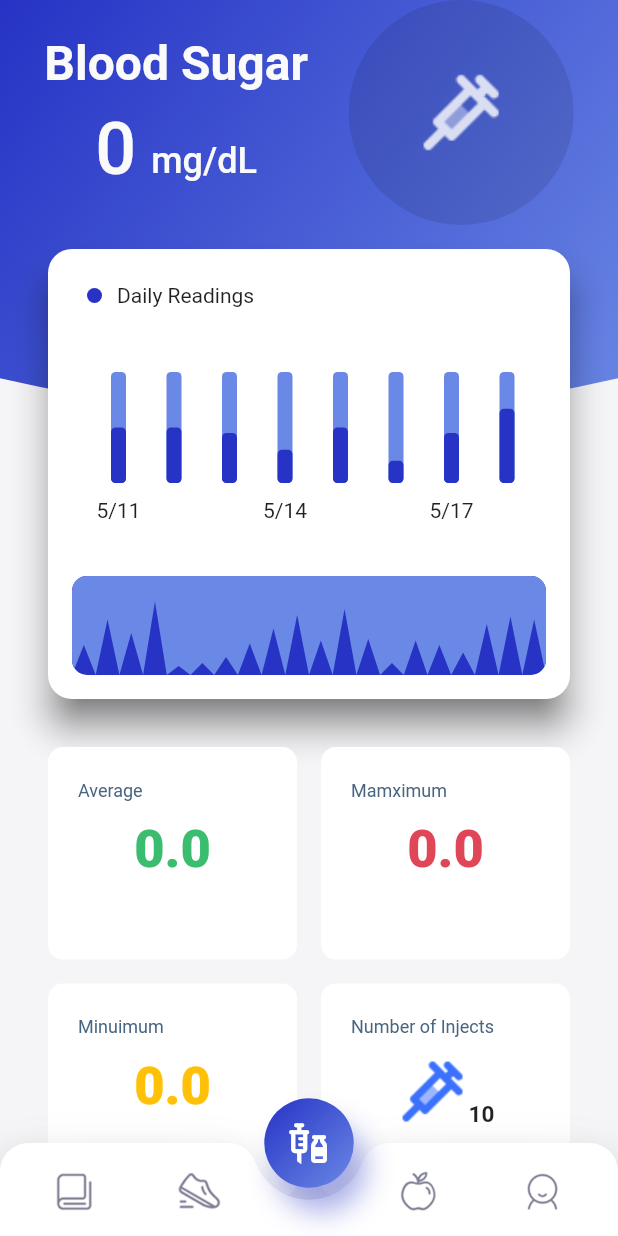
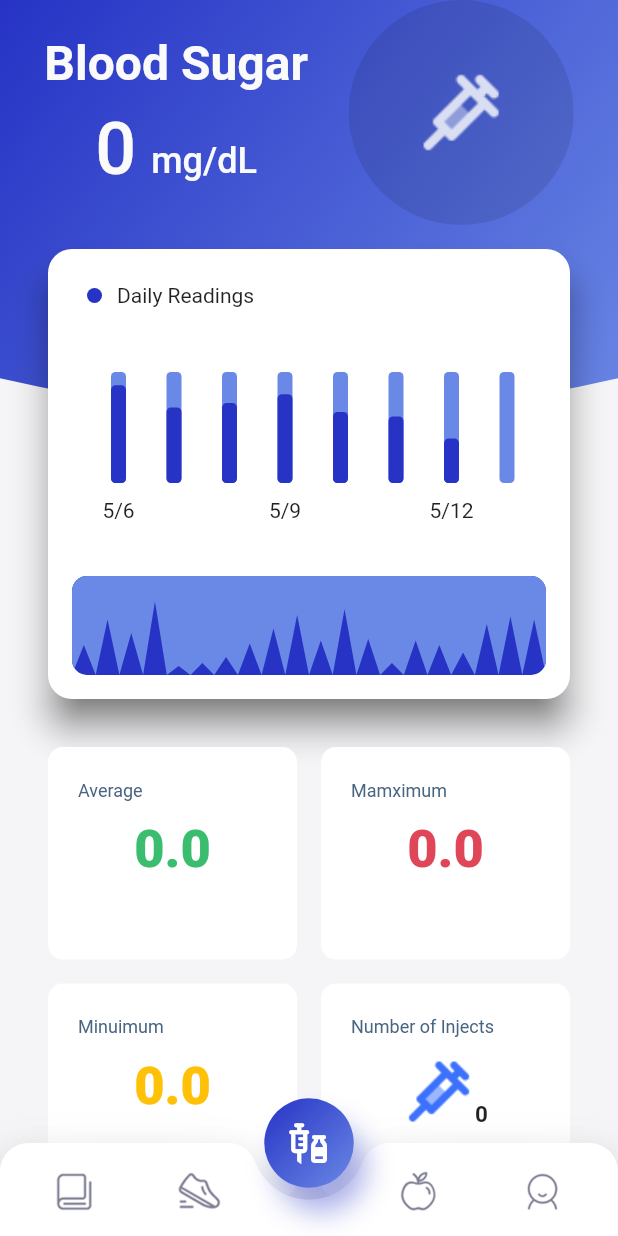
Before and after one commit to Yazeed-Alajlan/insulin_pump, a Flutter app: the screen it shows after launch, after a tap on "Continue Without Connection", on a phone screen of 412 x 824 dp. Run offline on Flutter 3.47's test engine with Material 2 defaults, Android fonts, the light colour scheme and no system bars; our stand-ins replace cloud_firestore, firebase_auth, firebase_core, flutter_blue, flutter_svg; missing offline and left inert: calendar_appbar; accounts and stored records are empty.

Commit message:
Final hopefully

```diff
--- a/lib/screens/Connection/DataScreen.dart
+++ b/lib/screens/Connection/DataScreen.dart
@@ -74,12 +74,12 @@ class _DataScreenState extends State<DataScreen> {
         double valueInDouble = double.parse(utf8.decode(value).toString());
 
         if (valueInDouble > 200.0) globals.write!.write(utf8.encode("2"));
-        if (valueInDouble > 60.0) globals.write!.write(utf8.encode("3"));
+        if (valueInDouble < 60.0) globals.write!.write(utf8.encode("3"));
 
         setState(() {
           globals.lastReading = utf8.decode(value).toString();
         });
-        // addData();
+        addData();
       }
     });
     discoverServices();
--- a/lib/screens/Home/HomeScreen.dart
+++ b/lib/screens/Home/HomeScreen.dart
@@ -281,43 +281,43 @@ class _HomeScreenState extends State<HomeScreen> {
                                             scrollDirection: Axis.horizontal,
                                             children: <Widget>[
                                               ProgressVertical(
-                                                value: 50,
-                                                date: "5/11",
+                                                value: 220,
+                                                date: "5/6",
                                                 isShowDate: true,
                                               ),
                                               ProgressVertical(
-                                                value: 50,
-                                                date: "5/12",
+                                                value: 170,
+                                                date: "5/7",
                                                 isShowDate: false,
                                               ),
                                               ProgressVertical(
-                                                value: 45,
-                                                date: "5/13",
+                                                value: 180,
+                                                date: "5/8",
                                                 isShowDate: false,
                                               ),
                                               ProgressVertical(
-                                                value: 30,
-                                                date: "5/14",
+                                                value: 200,
+                                                date: "5/9",
                                                 isShowDate: true,
                                               ),
                                               ProgressVertical(
-                                                value: 50,
-                                                date: "5/15",
+                                                value: 160,
+                                                date: "5/10",
                                                 isShowDate: false,
                                               ),
                                               ProgressVertical(
-                                                value: 20,
-                                                date: "5/16",
+                                                value: 150,
+                                                date: "5/11",
                                                 isShowDate: false,
                                               ),
                                               ProgressVertical(
-                                                value: 45,
-                                                date: "5/17",
+                                                value: 100,
+                                                date: "5/12",
                                                 isShowDate: true,
                                               ),
                                               ProgressVertical(
-                                                value: 67,
-                                                date: "5/18",
+                                                value: max.toInt(),
+                                                date: "5/13",
                                                 isShowDate: false,
                                               ),
                                             ],
@@ -406,7 +406,8 @@ class _HomeScreenState extends State<HomeScreen> {
                                           unit: "",
                                           color: Constants.darkOrange,
                                           image: "assets/icons/syringe.png",
-                                          remarks: "10");
+                                          remarks:
+                                              globals.injectCounter.toString());
                                     // default:
                                     //   return GridItem(
                                     //     status: "Rest",
--- a/lib/screens/Home/progress_vertical.dart
+++ b/lib/screens/Home/progress_vertical.dart
@@ -47,7 +47,7 @@ class ProgressVertical extends StatelessWidget {
                             shape: BoxShape.rectangle,
                             color: AppTheme.primaryColor,
                           ),
-                          height: constraints.maxHeight * (value / 100),
+                          height: constraints.maxHeight * (value / 250),
                           width: constraints.maxWidth,
                         ),
                       ),
--- a/lib/screens/Injection/InjectionScreen.dart
+++ b/lib/screens/Injection/InjectionScreen.dart
@@ -125,6 +125,7 @@ class _InjectionScreenState extends State<InjectionScreen> {
                               else
                                 hexString = "1" + hexString;
                               globals.write!.write(utf8.encode(hexString));
+                              globals.injectCounter++;
                               addData();
                             } catch (e) {
                               ScaffoldMessenger.of(context).showSnackBar(
--- a/lib/screens/Settings/SettingsScreen.dart
+++ b/lib/screens/Settings/SettingsScreen.dart
@@ -2,6 +2,7 @@ import 'package:firebase_auth/firebase_auth.dart';
 import 'package:flutter/cupertino.dart';
 import 'package:flutter/material.dart';
 import 'package:insulin_pump/screens/Authentication/SignInScreen.dart';
+import 'package:insulin_pump/utils/AppTheme.dart';
 
 class SettingsScreen extends StatefulWidget {
   const SettingsScreen({
@@ -20,6 +21,7 @@ class _SettingsScreenState extends State<SettingsScreen> {
     return Scaffold(
       appBar: AppBar(
         title: const Text("Settings"),
+        backgroundColor: AppTheme.primaryColor,
       ),
       body: Center(
         child: Container(
@@ -47,7 +49,6 @@ class _SettingsScreenState extends State<SettingsScreen> {
                       title: "People", icon: Icons.contacts_outlined),
                 ],
               ),
-              const Divider(),
               const Divider(),
               _SingleSection(
                 children: [
--- a/lib/utils/Gobals.dart
+++ b/lib/utils/Gobals.dart
@@ -7,4 +7,4 @@ BluetoothCharacteristic? read;
 BluetoothCharacteristic? write;
 
 String lastReading = "0";
-double counter = 0;
+int injectCounter = 0;
```
